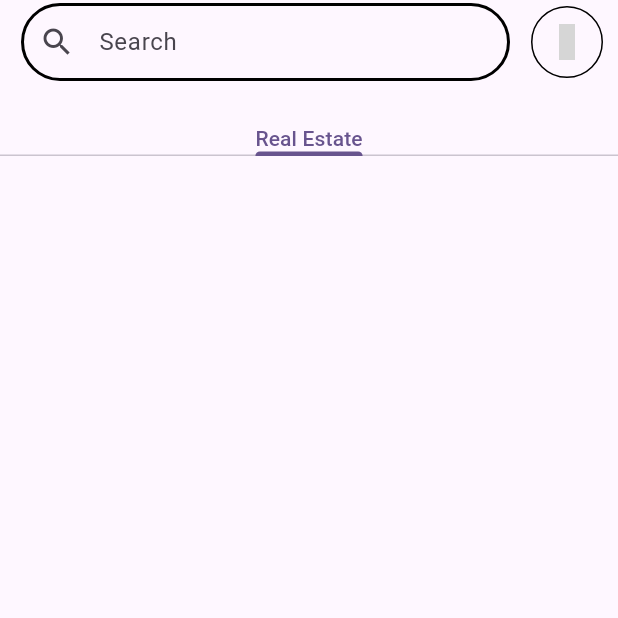
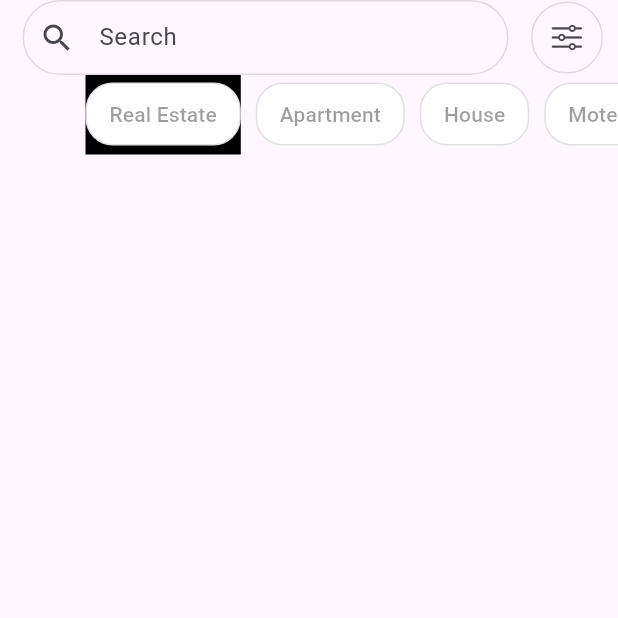
Before and after one commit to Begarudev/real_estate_app_coding_challenge, a Flutter app: the screen it shows after launch, on a phone screen of 412 x 824 dp, the top half of it. Run offline on Flutter 3.47's test engine with Material 3 defaults, Android fonts, the phone set to English and light mode, and no system bars; grey boxes are pictures that could not be loaded.

Commit message:
Implemented Some basics changes

```diff
--- a/lib/screens/homepage.dart
+++ b/lib/screens/homepage.dart
@@ -1,5 +1,7 @@
+import 'package:flutter/gestures.dart';
 import 'package:flutter/material.dart';
-
+import 'package:real_estate_app_coding_challenge/widgets/black_round_button.dart';
+import '../widgets/homepage_options.dart';
 import '../widgets/homepage_searchbox.dart';
 
 class MyHomePage extends StatelessWidget {
@@ -8,25 +10,27 @@ class MyHomePage extends StatelessWidget {
   @override
   Widget build(BuildContext context) {
     return DefaultTabController(
-      length: 1,
+      length: 5,
       child: Scaffold(
         appBar: AppBar(
-          title: HomePageSearchBox(),
-          actions: [
-            Container(
-              margin: EdgeInsets.fromLTRB(0, 0, 10, 0),
-              width: 48,
-              height: 48,
-              decoration: BoxDecoration(
-                shape: BoxShape.circle,
-                border: Border.all(color: Colors.black),
-              ),
-              child: Icon(Icons.),
-            )
-          ],
+          title: const HomePageSearchBox(),
+          actions: const [HomePageOptions()],
           bottom: TabBar(
+            indicator: BoxDecoration(color: Colors.black),
+            labelColor: Colors.black,
+            indicatorColor: Colors.black,
+            labelPadding: EdgeInsets.all(5),
+            indicatorWeight: 1,
+            indicatorPadding: EdgeInsets.all(0),
+            padding: EdgeInsets.all(0),
+            isScrollable: true,
+            dividerColor: Colors.transparent,
             tabs: [
-              Text("Real Estate"),
+              BlackRoundButton(text: "Real Estate", color: Colors.white),
+              BlackRoundButton(text: "Apartment", color: Colors.white),
+              BlackRoundButton(text: "House", color: Colors.white),
+              BlackRoundButton(text: "Motels", color: Colors.white),
+              BlackRoundButton(text: "text", color: Colors.white),
             ],
           ),
         ),
--- /dev/null
+++ b/lib/widgets/black_round_button.dart
@@ -0,0 +1,27 @@
+import 'package:flutter/material.dart';
+
+class BlackRoundButton extends StatelessWidget {
+  final String text;
+  final Color color;
+  const BlackRoundButton({required this.text, required this.color, super.key});
+
+  @override
+  Widget build(BuildContext context) {
+    return Container(
+      padding: const EdgeInsets.fromLTRB(15, 10, 15, 10),
+      decoration: ShapeDecoration(
+        color: color,
+        shape: RoundedRectangleBorder(
+          side: BorderSide(color: Colors.black12, width: 1),
+          borderRadius: const BorderRadius.all(
+            Radius.circular(18),
+          ),
+        ),
+      ),
+      child: Text(
+        text,
+        style: const TextStyle(color: Colors.black38),
+      ),
+    );
+  }
+}
--- /dev/null
+++ b/lib/widgets/homepage_options.dart
@@ -0,0 +1,22 @@
+import 'package:flutter/cupertino.dart';
+import 'package:flutter/material.dart';
+
+class HomePageOptions extends StatelessWidget {
+  const HomePageOptions({
+    super.key,
+  });
+
+  @override
+  Widget build(BuildContext context) {
+    return Container(
+      margin: const EdgeInsets.fromLTRB(0, 0, 10, 0),
+      width: 48,
+      height: 48,
+      decoration: BoxDecoration(
+        shape: BoxShape.circle,
+        border: Border.all(color: Colors.black12),
+      ),
+      child: const Icon(CupertinoIcons.slider_horizontal_3),
+    );
+  }
+}
--- a/lib/widgets/homepage_searchbox.dart
+++ b/lib/widgets/homepage_searchbox.dart
@@ -9,18 +9,17 @@ class HomePageSearchBox extends StatelessWidget {
   Widget build(BuildContext context) {
     return Container(
       alignment: Alignment.center,
-      padding: EdgeInsets.fromLTRB(10, 0, 10, 0),
+      padding: const EdgeInsets.fromLTRB(10, 0, 10, 0),
       decoration: ShapeDecoration(
           shape: RoundedRectangleBorder(
             borderRadius: BorderRadius.circular(40),
-            side: BorderSide(
-                color: Colors.black,
-                width: 2,
+            side: const BorderSide(
+                color: Colors.black12,
                 strokeAlign: 1,
                 style: BorderStyle.solid),
           ),
           color: Colors.transparent),
-      child: TextField(
+      child: const TextField(
         decoration: InputDecoration(
             icon: Icon(Icons.search),
             // label: Text("Search"),
--- a/pubspec.yaml
+++ b/pubspec.yaml
@@ -35,7 +35,6 @@ dependencies:
   # The following adds the Cupertino Icons font to your application.
   # Use with the CupertinoIcons class for iOS style icons.
   cupertino_icons: ^1.0.2
-  flutter_feather_icons: ^2.0.0+1
 
 dev_dependencies:
   flutter_test:
```
Also changed, not shown: pubspec.lock.
